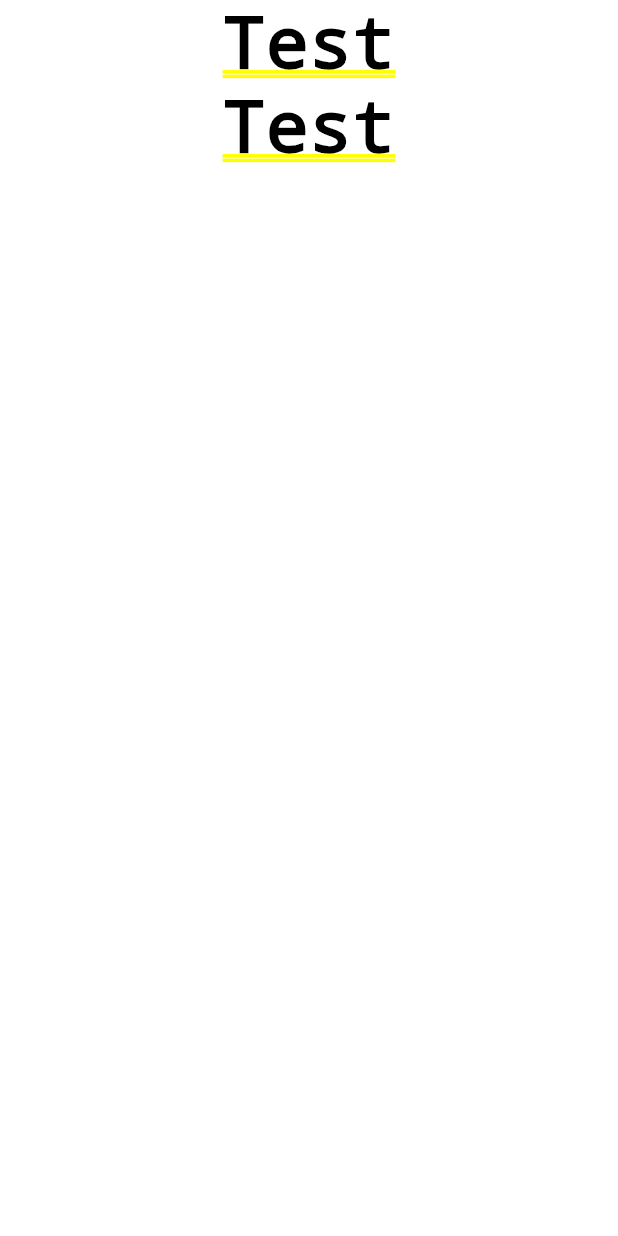
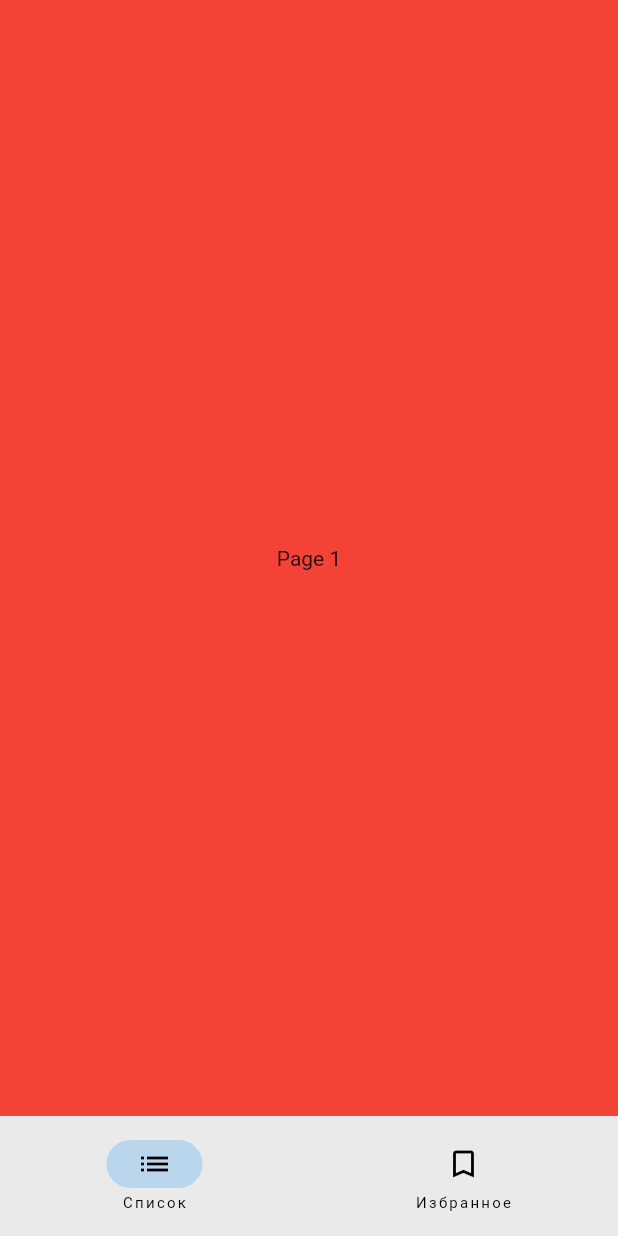
Before and after one commit to pavellv-github/Glossary_flutter, a Flutter app: the screen it shows after launch, on a phone screen of 412 x 824 dp. Run offline on Flutter 3.47's test engine with Material 2 defaults, Android fonts, the phone set to English and light mode, and no system bars.

Commit message:
[feature] created Navbar

```diff
--- a/lib/main.dart
+++ b/lib/main.dart
@@ -1,76 +1,69 @@
-import 'dart:async';
 import 'package:flutter/material.dart';
 
-void main() {
-  runApp(const MyApp());
-}
+void main() => runApp(const NavigationBarApp());
 
-class MyApp extends StatelessWidget {
-  const MyApp({super.key});
+class NavigationBarApp extends StatelessWidget {
+  const NavigationBarApp({super.key});
 
   @override
   Widget build(BuildContext context) {
-    return MaterialApp(
-      title: 'FG',
-      theme: ThemeData(
-        primarySwatch: Colors.blue,
+    return const MaterialApp(home: NavigationExample());
+  }
+}
+
+class NavigationExample extends StatefulWidget {
+  const NavigationExample({super.key});
+
+  @override
+  State<NavigationExample> createState() => _NavigationExampleState();
+}
+
+class _NavigationExampleState extends State<NavigationExample> {
+  int currentPageIndex = 0;
+
+  @override
+  Widget build(BuildContext context) {
+    return Scaffold(
+      bottomNavigationBar: NavigationBar(
+        onDestinationSelected: (int index) {
+          setState(() {
+            currentPageIndex = index;
+          });
+        },
+        selectedIndex: currentPageIndex,
+        destinations: const <Widget>[
+          NavigationDestination(
+            icon: Icon(Icons.list),
+            label: 'Список',
+          ),
+          // NavigationDestination(
+          //   icon: Icon(Icons.commute),
+          //   label: 'Commute',
+          // ),
+          NavigationDestination(
+            selectedIcon: Icon(Icons.bookmark),
+            icon: Icon(Icons.bookmark_border),
+            label: 'Избранное',
+          ),
+        ],
       ),
-      home: const MyHomePage(),
-      debugShowCheckedModeBanner: false,
+      body: <Widget>[
+        Container(
+          color: Colors.red,
+          alignment: Alignment.center,
+          child: const Text('Page 1'),
+        ),
+        Container(
+          color: Colors.green,
+          alignment: Alignment.center,
+          child: const Text('Page 2'),
+        ),
+        Container(
+          color: Colors.blue,
+          alignment: Alignment.center,
+          child: const Text('Page 3'),
+        ),
+      ][currentPageIndex],
     );
   }
 }
-
-class MyHomePage extends StatefulWidget {
-  const MyHomePage({super.key});
-
-  @override
-  _MyHomePageState createState() => _MyHomePageState();
-}
-
-class _MyHomePageState extends State<MyHomePage> {
-  @override
-  void initState() {
-    super.initState();
-    Timer(
-        const Duration(seconds: 3),
-        () => Navigator.pushReplacement(
-            context, MaterialPageRoute(builder: (context) => SecondScreen())));
-  }
-
-  @override
-  Widget build(BuildContext context) {
-    return Container(
-        color: Colors.white, child: Image.asset('assets/images/code.gif'));
-  }
-}
-
-class SecondScreen extends StatelessWidget {
-  @override
-  Widget build(BuildContext context) {
-    return Container(
-      color: Colors.white,
-      child: const Center(
-        child: Column(
-          children: [
-            Text(
-              'Test',
-              style: TextStyle(color: Colors.black),
-            ),
-            Text(
-              'Test',
-              style: TextStyle(color: Colors.black),
-            ),
-          ],
-        ),
-      ),
-    );
-  }
-}
-
-class TestScreen extends StatelessWidget {
-  @override
-  Widget build(BuildContext context) {
-    return Text('js');
-  }
-}
```
Also changed, not shown: 57 other files.
